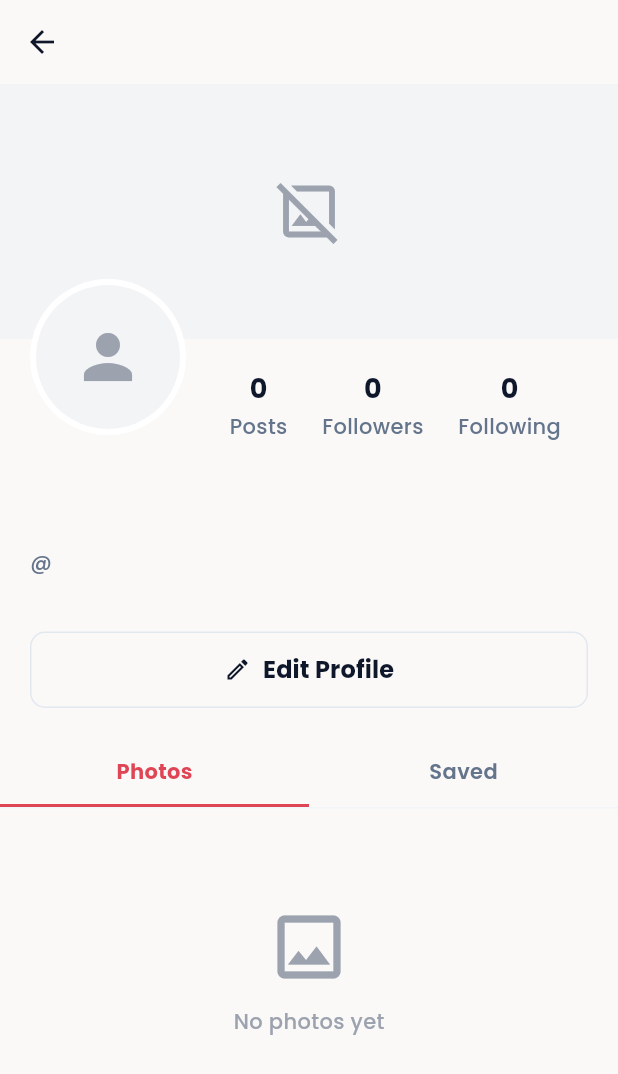
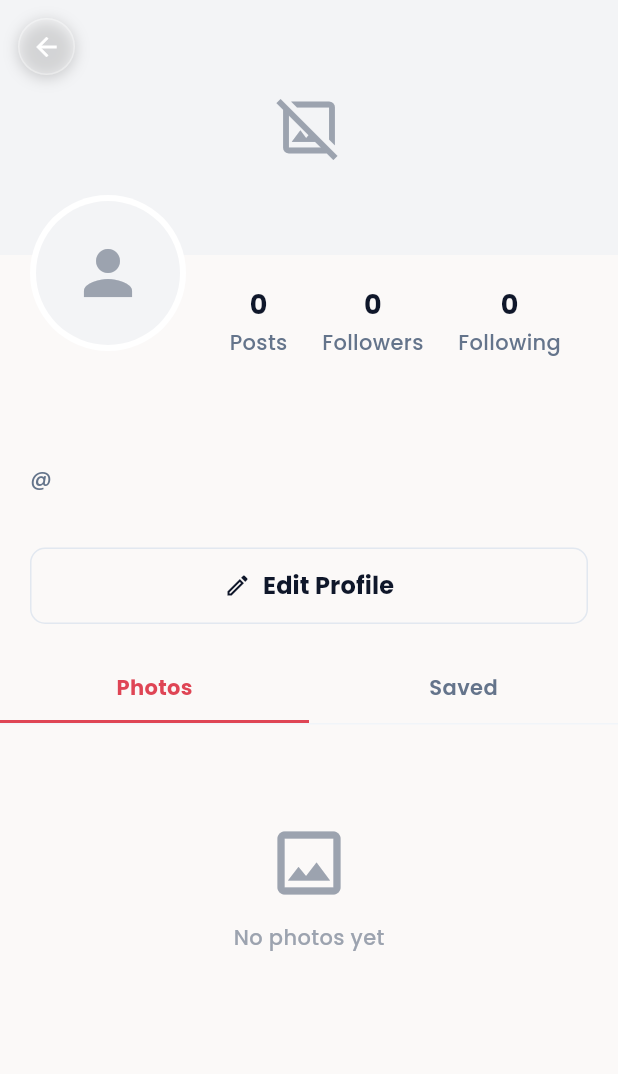
Before and after one commit to emphaticHarp/public-pulse, a Flutter app: the ProfilePage screen opened directly, on a phone screen of 412 x 824 dp. Shown: the top 1074 px of the screen. Run offline on Flutter 3.47's test engine with Material 3 defaults, Android fonts, the phone set to English and light mode, and no system bars; our stand-ins replace cached_network_image, connectivity_plus, device_info_plus, flutter_dotenv, flutter_image_compress, geocoding and 10 more; missing offline and left inert: exif, tiktok_double_tap_like; accounts and stored records are empty; statements that could not run were skipped.

Commit message:
setting position

```diff
--- a/lib/view/profile/profile_page.dart
+++ b/lib/view/profile/profile_page.dart
@@ -34,49 +34,6 @@ class ProfilePage extends StatelessWidget {
 
     return Scaffold(
       backgroundColor: AppColors.surfaceDefault,
-      appBar: AppBar(
-        backgroundColor: AppColors.surfaceDefault,
-        surfaceTintColor: AppColors.transparentFull,
-        elevation: 0,
-        scrolledUnderElevation: 0,
-
-        // ============================================================
-        // BACK BUTTON
-        // Only when own profile was opened from Explore
-        // ============================================================
-        automaticallyImplyLeading: false,
-
-        leading: openedFromExplore
-            ? IconButton(
-                icon: const Icon(
-                  Icons.arrow_back,
-                  color: AppColors.textPrimary,
-                ),
-                tooltip: 'Back',
-                onPressed: () {
-                  Get.back();
-                },
-              )
-            : null,
-
-        // ============================================================
-        // SETTINGS
-        // Show only on normal Profile tab
-        // ============================================================
-        actions: userId == null && !openedFromExplore
-            ? [
-                IconButton(
-                  icon: const Icon(
-                    Icons.settings_outlined,
-                    color: AppColors.textPrimary,
-                  ),
-                  tooltip: 'Settings',
-                  onPressed: _openSettings,
-                ),
-                const SizedBox(width: 4),
-              ]
-            : [],
-      ),
       body: Obx(() {
         final profile = controller.profile.value;
         if (controller.isLoading.value || profile == null) {
@@ -98,6 +55,34 @@ class ProfilePage extends StatelessWidget {
                     profileImage: resolveProfileImage(
                       url: controller.avatarUrl,
                     ),
+                    // ============================================================
+                    // BACK BUTTON overlay — only when opened from Explore
+                    // ============================================================
+                    leadingAction: openedFromExplore
+                        ? Positioned(
+                            top: 12,
+                            left: 12,
+                            child: _CoverIconButton(
+                              icon: Icons.arrow_back,
+                              onTap: () => Get.back(),
+                              tooltip: 'Back',
+                            ),
+                          )
+                        : null,
+                    // ============================================================
+                    // SETTINGS icon overlay — only on own Profile tab
+                    // ============================================================
+                    trailingAction: userId == null && !openedFromExplore
+                        ? Positioned(
+                            top: 12,
+                            right: 12,
+                            child: _CoverIconButton(
+                              icon: Icons.settings_outlined,
+                              onTap: _openSettings,
+                              tooltip: 'Settings',
+                            ),
+                          )
+                        : null,
                   ),
                   const SizedBox(height: 0),
                   Transform.translate(
@@ -221,6 +206,52 @@ class ProfilePage extends StatelessWidget {
   }
 }
 
+// ──────────────────────────────────────────────────────────────────────────────
+// Small icon button overlaid on the cover photo (settings / back).
+// Light gray frosted-circle background so it blends with any cover image.
+// ──────────────────────────────────────────────────────────────────────────────
+class _CoverIconButton extends StatelessWidget {
+  final IconData icon;
+  final VoidCallback onTap;
+  final String tooltip;
+
+  const _CoverIconButton({
+    required this.icon,
+    required this.onTap,
+    required this.tooltip,
+  });
+
+  @override
+  Widget build(BuildContext context) {
+    return Tooltip(
+      message: tooltip,
+      child: GestureDetector(
+        onTap: onTap,
+        child: Container(
+          width: 38,
+          height: 38,
+          decoration: BoxDecoration(
+            color: Colors.white.withValues(alpha: 0.22),
+            shape: BoxShape.circle,
+            border: Border.all(
+              color: Colors.white.withValues(alpha: 0.30),
+              width: 1,
+            ),
+            boxShadow: [
+              BoxShadow(
+                color: Colors.black.withValues(alpha: 0.18),
+                blurRadius: 8,
+                offset: const Offset(0, 2),
+              ),
+            ],
+          ),
+          child: Icon(icon, color: AppColors.primaryWhite, size: 20),
+        ),
+      ),
+    );
+  }
+}
+
 class _TabContent extends StatelessWidget {
   final ProfileTab tab;
   final List<PostModel> photoPosts;
--- a/lib/widget/profile/profile_widget.dart
+++ b/lib/widget/profile/profile_widget.dart
@@ -82,10 +82,7 @@ class ChangePhotoButton extends StatelessWidget {
           // Frosted / blurred camera button.
           child: ClipOval(
             child: BackdropFilter(
-              filter: ImageFilter.blur(
-                sigmaX: 8,
-                sigmaY: 8,
-              ),
+              filter: ImageFilter.blur(sigmaX: 8, sigmaY: 8),
               child: Container(
                 width: 42,
                 height: 42,
@@ -129,12 +126,20 @@ class ProfileHeaderImage extends StatelessWidget {
   final Widget? coverAction;
   final Widget? avatarAction;
 
+  /// Optional icon overlaid on the cover — top-left
+  final Widget? leadingAction;
+
+  /// Optional icon overlaid on the cover — top-right
+  final Widget? trailingAction;
+
   const ProfileHeaderImage({
     super.key,
     required this.coverImage,
     required this.profileImage,
     this.coverAction,
     this.avatarAction,
+    this.leadingAction,
+    this.trailingAction,
   });
 
   @override
@@ -147,7 +152,6 @@ class ProfileHeaderImage extends StatelessWidget {
           // ─────────────────────────────────────
           // COVER IMAGE
           // ─────────────────────────────────────
-
           SizedBox(
             height: 170,
             width: double.infinity,
@@ -180,6 +184,12 @@ class ProfileHeaderImage extends StatelessWidget {
               ],
             ),
           ),
+
+          // ─────────────────────────────────────
+          // ICON OVERLAYS (settings / back)
+          // ─────────────────────────────────────
+          if (leadingAction != null) leadingAction!,
+          if (trailingAction != null) trailingAction!,
 
           // ─────────────────────────────────────
           // PROFILE IMAGE
@@ -262,7 +272,9 @@ class ProfileTabSelector extends StatelessWidget {
   Widget build(BuildContext context) => Row(
     children: ProfileTab.values.map((tab) {
       final isActive = tab == selected;
-      final color = isActive ? AppColors.loginAccentRed : AppColors.textSecondary;
+      final color = isActive
+          ? AppColors.loginAccentRed
+          : AppColors.textSecondary;
       return Expanded(
         child: GestureDetector(
           onTap: () => onChanged(tab),
@@ -282,7 +294,9 @@ class ProfileTabSelector extends StatelessWidget {
               ),
               Container(
                 height: 2,
-                color: isActive ? AppColors.loginAccentRed : AppColors.transparent,
+                color: isActive
+                    ? AppColors.loginAccentRed
+                    : AppColors.transparent,
               ),
             ],
           ),
```
Also changed, not shown: pubspec.lock.
